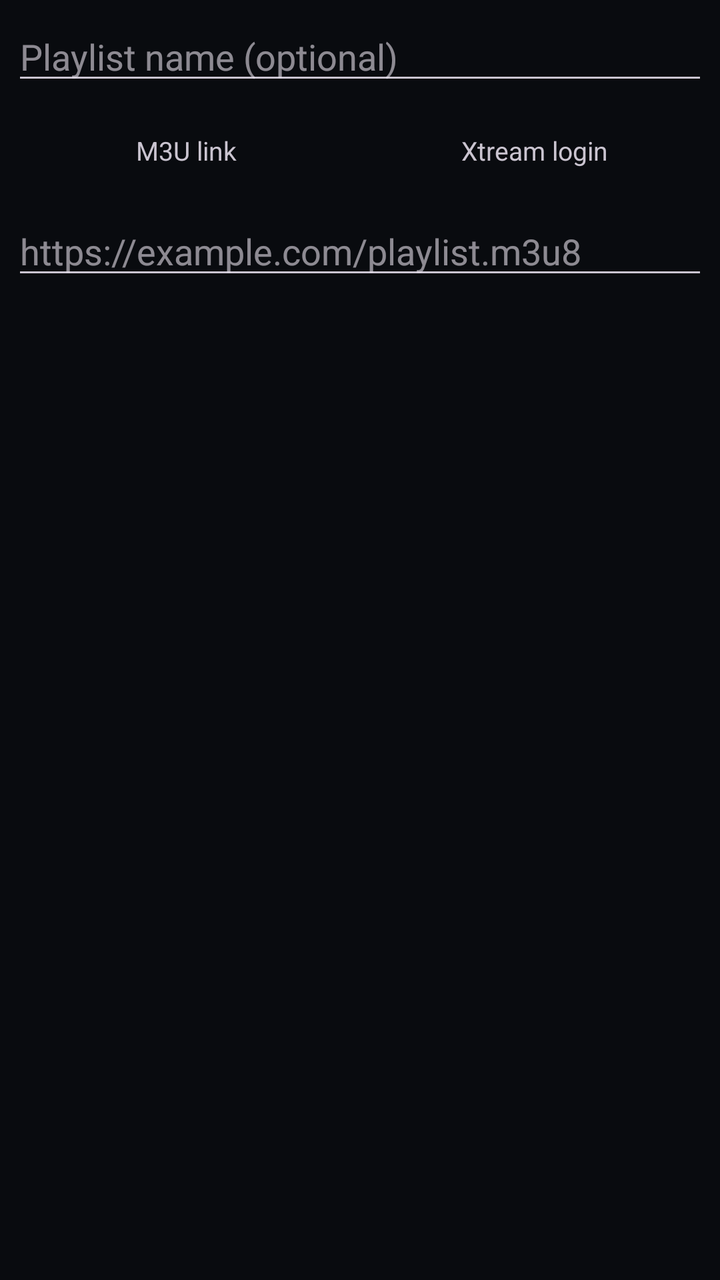
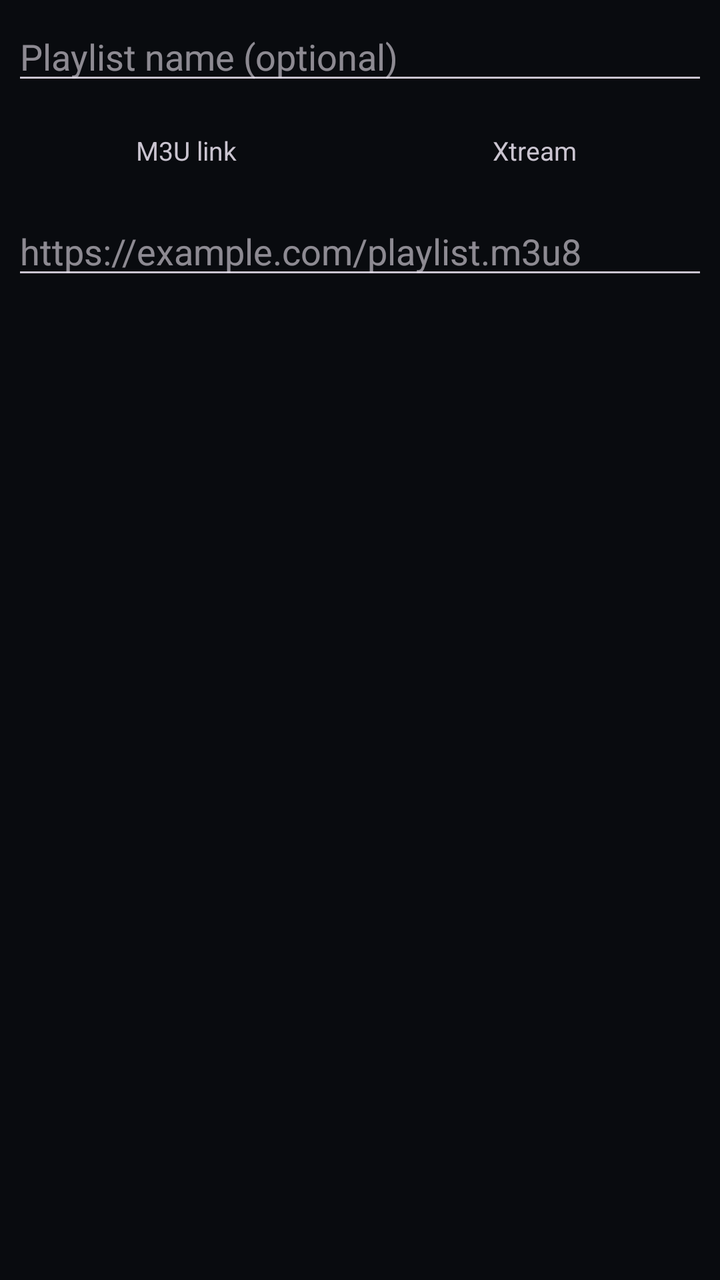

Compare the two renders of this Android layout. The source of the first and the diff that turns it into the second are given below.
<!-- AndroidManifest.xml: application theme Theme.RoguePlayer -->
<!-- res/layout/dialog_add_playlist.xml -->
<?xml version="1.0" encoding="utf-8"?>
<LinearLayout xmlns:android="http://schemas.android.com/apk/res/android"
    android:layout_width="match_parent"
    android:layout_height="wrap_content"
    android:orientation="vertical"
    android:padding="6dp">

    <EditText
        android:id="@+id/edit_name"
        android:layout_width="match_parent"
        android:layout_height="wrap_content"
        android:hint="Playlist name (optional)"
        android:inputType="text" />

    <LinearLayout
        android:id="@+id/kind_row"
        android:layout_width="match_parent"
        android:layout_height="wrap_content"
        android:orientation="horizontal"
        android:layout_marginTop="8dp">

        <TextView
            android:id="@+id/tab_m3u"
            android:layout_width="0dp"
            android:layout_height="40dp"
            android:layout_weight="1"
            android:gravity="center"
            android:text="M3U link"
            android:textSize="13sp" />

        <TextView
            android:id="@+id/tab_xtream"
            android:layout_width="0dp"
            android:layout_height="40dp"
            android:layout_weight="1"
            android:gravity="center"
            android:text="Xtream login"
            android:textSize="13sp" />
    </LinearLayout>

    <EditText
        android:id="@+id/edit_url"
        android:layout_width="match_parent"
        android:layout_height="wrap_content"
        android:layout_marginTop="8dp"
        android:hint="https://example.com/playlist.m3u8"
        android:inputType="textUri" />

    <EditText
        android:id="@+id/edit_host"
        android:layout_width="match_parent"
        android:layout_height="wrap_content"
        android:layout_marginTop="8dp"
        android:visibility="gone"
        android:hint="Server host, e.g. http://iptv.example.com"
        android:inputType="textUri" />

    <EditText
        android:id="@+id/edit_user"
        android:layout_width="match_parent"
        android:layout_height="wrap_content"
        android:layout_marginTop="8dp"
        android:visibility="gone"
        android:hint="Username"
        android:inputType="text" />

    <EditText
        android:id="@+id/edit_pass"
        android:layout_width="match_parent"
        android:layout_height="wrap_content"
        android:layout_marginTop="8dp"
        android:visibility="gone"
        android:hint="Password"
        android:inputType="textPassword" />

</LinearLayout>
<!-- resources referenced by this layout -->
<resources>
  <style name="Theme.RoguePlayer" parent="Theme.Material3.Dark.NoActionBar">
          <item name="android:windowBackground">#090B0F</item>
          <item name="android:statusBarColor">#090B0F</item>
          <item name="android:navigationBarColor">#090B0F</item>
          <item name="android:windowLightStatusBar">false</item>
      </style>
</resources>

<!-- the commit's change to res/layout/dialog_add_playlist.xml (unified diff, before → after) -->
@@ -34,8 +34,18 @@
             android:layout_height="40dp"
             android:layout_weight="1"
             android:gravity="center"
-            android:text="Xtream login"
+            android:text="Xtream"
             android:textSize="13sp" />
+
+        <TextView
+            android:id="@+id/tab_roguetv"
+            android:layout_width="0dp"
+            android:layout_height="40dp"
+            android:layout_weight="1"
+            android:gravity="center"
+            android:text="Rogue TV"
+            android:textSize="13sp"
+            android:visibility="gone" />
     </LinearLayout>
 
     <EditText
